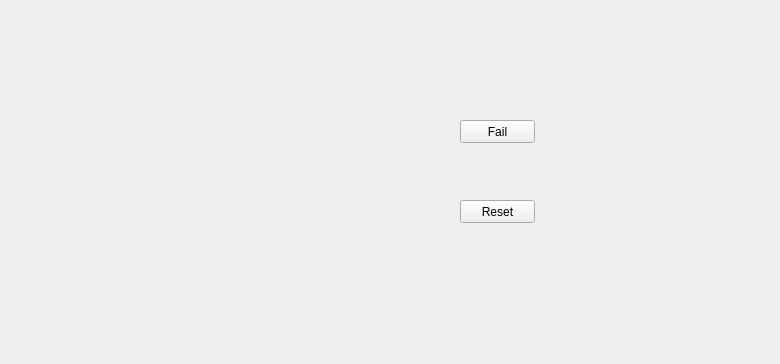
First picture: the form in ManGame/mywidget.ui, repository ketro96/Hangman, before the edit.
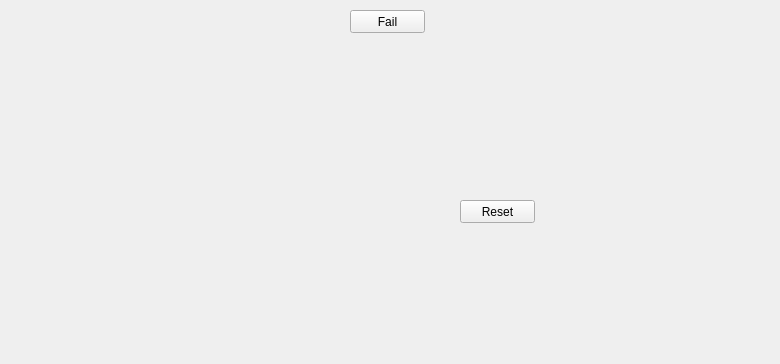
Second picture: the form after the edit.

Patch:
```diff
--- a/ManGame/mywidget.ui
+++ b/ManGame/mywidget.ui
@@ -19,8 +19,8 @@
   <widget class="QPushButton" name="pushButton">
    <property name="geometry">
     <rect>
-     <x>460</x>
-     <y>120</y>
+     <x>350</x>
+     <y>10</y>
      <width>75</width>
      <height>23</height>
     </rect>
```
